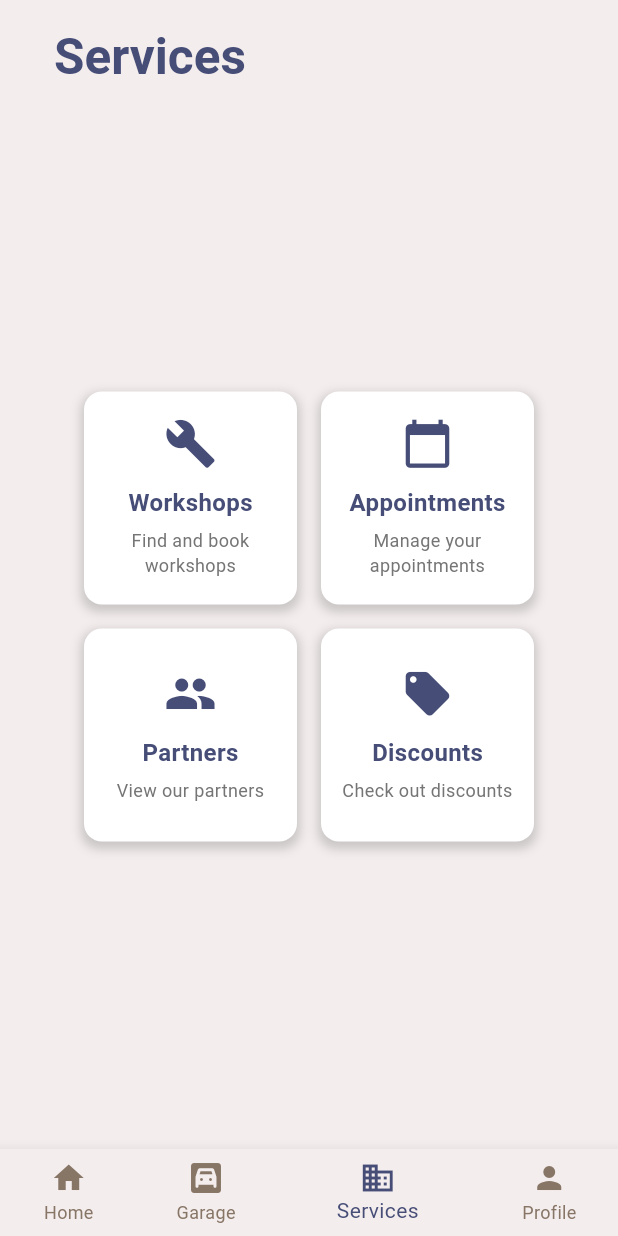
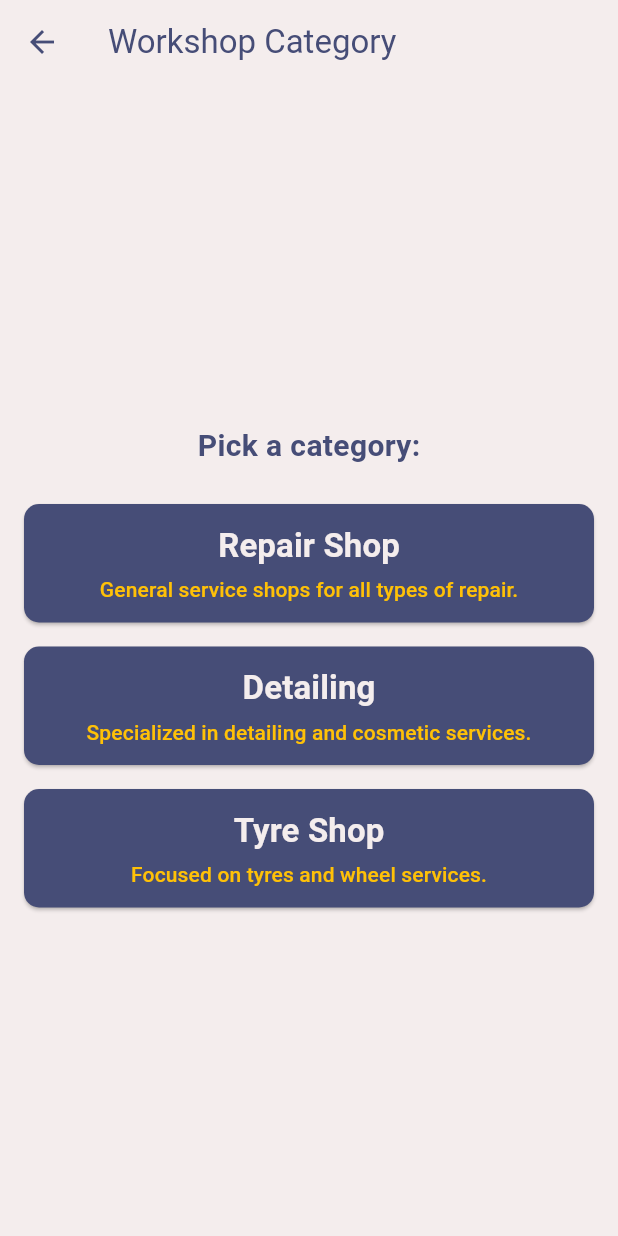
Before and after one commit to mcioc21/automate, a Flutter app: the screen it shows once a user with an empty profile is signed in, item 3 of the bottom bar chosen, after a tap on "Workshops", on a phone screen of 412 x 824 dp. Run offline on Flutter 3.47's test engine with Material 3 defaults, Android fonts, the phone set to English and light mode, and no system bars; our stand-ins replace carousel_slider, cloud_firestore, firebase_auth, firebase_core, shared_preferences; accounts and stored records are empty.

Commit message:
Added ChooseWorkshop page, added Appointment class (both just rough sketches). Need the commit for some refactoring.

```diff
--- /dev/null
+++ b/lib/homeOptions/choose_workshop.dart
@@ -0,0 +1,92 @@
+import 'package:automate/colors.dart';
+import 'package:flutter/material.dart';
+
+class ChooseWorkshopPage extends StatelessWidget {
+  const ChooseWorkshopPage({super.key});
+
+  @override
+  Widget build(BuildContext context) {
+    return Scaffold(
+      appBar: AppBar(
+        title: const Text("Workshop Category"),
+      ),
+      body: Column(
+        mainAxisAlignment: MainAxisAlignment.center,
+        crossAxisAlignment: CrossAxisAlignment.stretch,
+        children: [
+          const Row(
+            mainAxisAlignment: MainAxisAlignment.center,
+            children: [
+              Padding(
+                padding: EdgeInsets.all(16.0),
+                child: Text("Pick a category:", style: TextStyle(fontSize: 20, fontWeight: FontWeight.bold)),
+              ),
+            ],
+          ),
+          // const Padding(
+          //   padding: EdgeInsets.all(16.0),
+          //   child: Text("Pick a category:", style: TextStyle(fontSize: 20, fontWeight: FontWeight.bold)),
+          // ),
+          WorkshopButton(
+            title: "Repair Shop",
+            description: "General service shops for all types of repair.",
+            onPressed: () {
+              // Handle navigation or action for Repair Shop
+            },
+          ),
+          WorkshopButton(
+            title: "Detailing",
+            description: "Specialized in detailing and cosmetic services.",
+            onPressed: () {
+              // Handle navigation or action for Detailing Shop
+            },
+          ),
+          WorkshopButton(
+            title: "Tyre Shop",
+            description: "Focused on tyres and wheel services.",
+            onPressed: () {
+              // Handle navigation or action for Tyre Shop
+            },
+          ),
+        ],
+      ),
+    );
+  }
+}
+
+class WorkshopButton extends StatelessWidget {
+  final String title;
+  final String description;
+  final VoidCallback onPressed;
+
+  const WorkshopButton({
+    super.key,
+    required this.title,
+    required this.description,
+    required this.onPressed,
+  });
+
+  @override
+  Widget build(BuildContext context) {
+    return Padding(
+      padding: const EdgeInsets.symmetric(horizontal: 16.0, vertical: 8.0),
+      child: ElevatedButton(
+        onPressed: onPressed,
+        style: ElevatedButton.styleFrom(
+          foregroundColor: AppColors.snow, backgroundColor: AppColors.blue, // Text color
+          padding: const EdgeInsets.symmetric(vertical: 12.0),
+          shape: RoundedRectangleBorder(
+            borderRadius: BorderRadius.circular(10.0),
+          ),
+        ),
+        child: Column(
+          children: [
+            Text(title, style: const TextStyle(fontSize: 22, fontWeight: FontWeight.bold)),
+            const SizedBox(height: 4),
+            Text(description, style: const TextStyle(fontSize: 14, color: Colors.amber)),
+          ],
+        ),
+      ),
+    );
+  }
+}
--- a/lib/homeOptions/home_page.dart
+++ b/lib/homeOptions/home_page.dart
@@ -58,8 +58,8 @@ class _HomePageState extends State<HomePage> {
       bool hasAppointments = false; // TO DO: Replace with actual check
       _userAppointmentState = hasAppointments ? 2 : 1;
 
-      var collection = _firestore.collection('users').doc(widget.user!.uid).collection('vehicles');
-      var snapshot = await collection.get();
+      // var collection = _firestore.collection('users').doc(widget.user!.uid).collection('vehicles');
+      // var snapshot = await collection.get();
       //var vehicles = snapshot.docs.map((doc) => Vehicle.fromMap(doc.data())).toList();
       //var vehicle = snapshot.docs.where((element) => false);
 
--- a/lib/homeOptions/services_page.dart
+++ b/lib/homeOptions/services_page.dart
@@ -1,7 +1,8 @@
+import 'package:flutter/material.dart';
+import 'package:firebase_auth/firebase_auth.dart';
 import 'package:automate/colors.dart';
+import 'package:automate/homeOptions/choose_workshop.dart';
 import 'package:automate/login_or_register.dart';
-import 'package:firebase_auth/firebase_auth.dart';
-import 'package:flutter/material.dart';
 
 class ServicesPage extends StatelessWidget {
   final User? user;
@@ -11,14 +12,14 @@ class ServicesPage extends StatelessWidget {
   @override
   Widget build(BuildContext context) {
     return Scaffold(
-      body: user == null ? const LoginOrRegisterPage(currentPageIndex: 2,) : _buildServiceButtons(),
+      body: user == null ? const LoginOrRegisterPage(currentPageIndex: 2,) : _buildServiceButtons(context),
     );
   }
 
-  Widget _buildServiceButtons() {
+  Widget _buildServiceButtons(BuildContext context) {
     return Center(
       child: SizedBox(
-        width: 300, // Adjust the width to fit your design
+        width: 300,
         child: GridView.count(
           shrinkWrap: true,
           crossAxisCount: 2,
@@ -26,14 +27,21 @@ class ServicesPage extends StatelessWidget {
           crossAxisSpacing: 16,
           children: [
             _buildServiceButton(
+              context: context,
               label: 'Workshops',
               description: 'Find and book workshops',
               icon: Icons.build,
               onTap: () {
-                // Navigate to Workshops page
+                Navigator.push(
+                  context,
+                  MaterialPageRoute(
+                    builder: (context) => const ChooseWorkshopPage(),
+                  ),
+                );
               },
             ),
             _buildServiceButton(
+              context: context,
               label: 'Appointments',
               description: 'Manage your appointments',
               icon: Icons.calendar_today,
@@ -42,6 +50,7 @@ class ServicesPage extends StatelessWidget {
               },
             ),
             _buildServiceButton(
+              context: context,
               label: 'Partners',
               description: 'View our partners',
               icon: Icons.group,
@@ -50,6 +59,7 @@ class ServicesPage extends StatelessWidget {
               },
             ),
             _buildServiceButton(
+              context: context,
               label: 'Discounts',
               description: 'Check out discounts',
               icon: Icons.local_offer,
@@ -64,6 +74,7 @@ class ServicesPage extends StatelessWidget {
   }
 
   Widget _buildServiceButton({
+    required BuildContext context,
     required String label,
     required String description,
     required IconData icon,
```
Also changed, not shown: lib/homeOptions/appointment.dart (added, +32 -0 lines), lib/homeOptions/homeOptionsWidgets/garage_page_scaffold.dart (added, +93 -0 lines).
